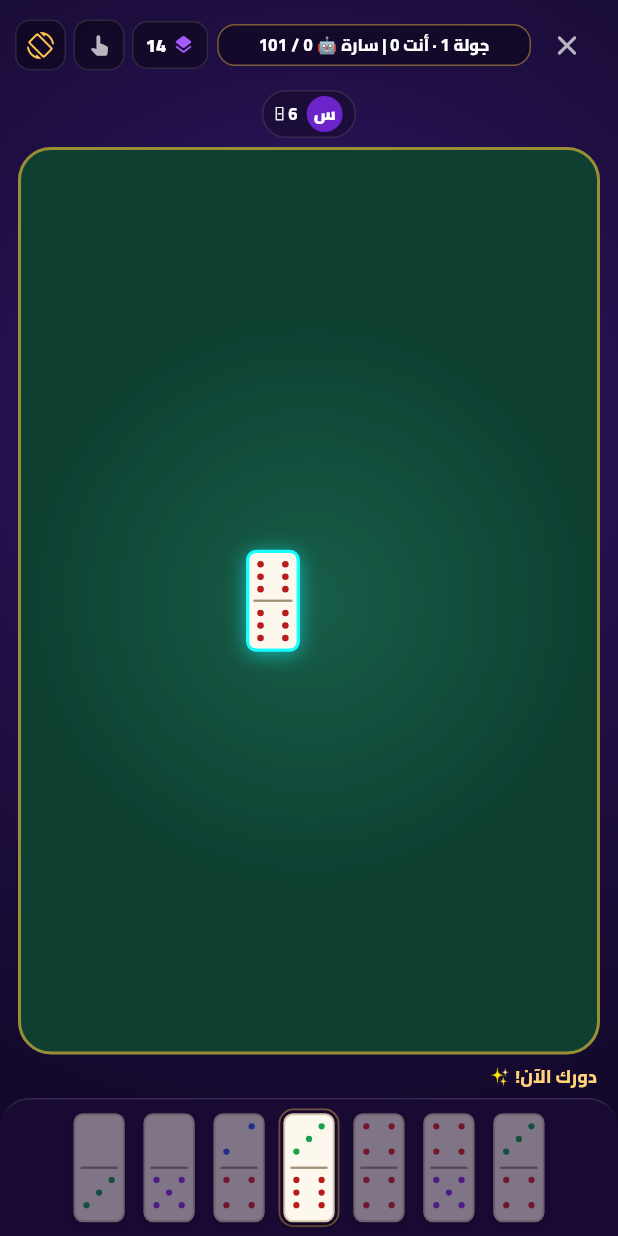
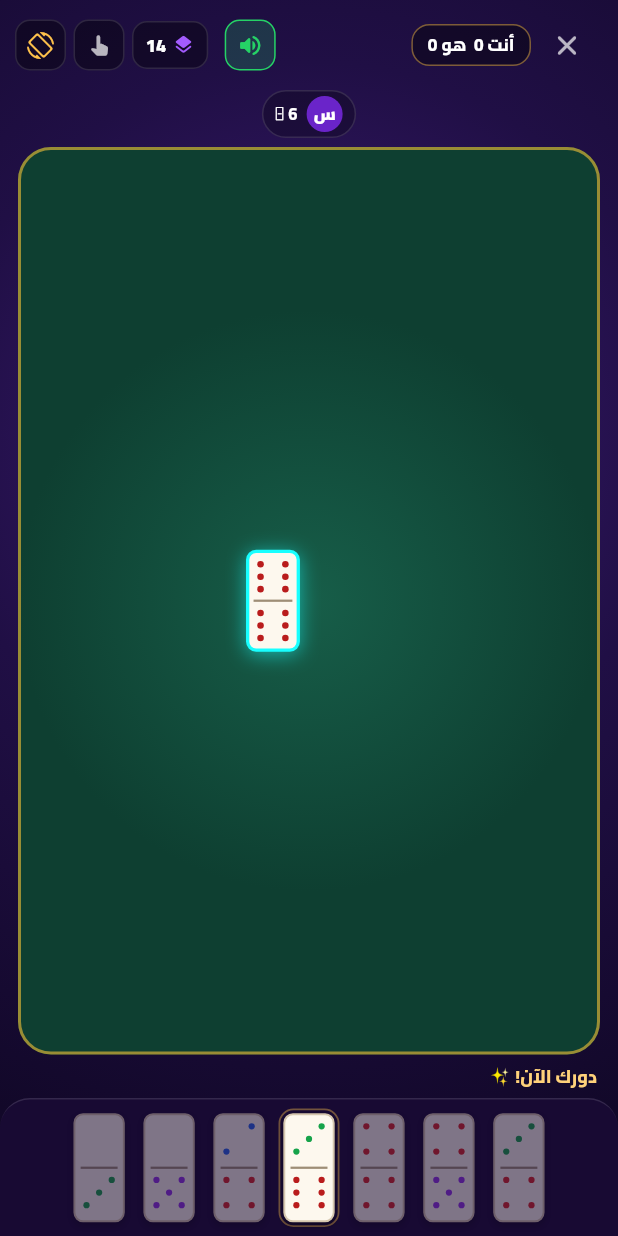
Before and after one commit to osamasparky/farafsha_App, a Flutter app: the DominoLocalScreen screen opened by its route, on a phone screen of 412 x 824 dp. Run offline on Flutter 3.47's test engine with Material 3 defaults, Android fonts, the phone set to English and light mode, and no system bars; our stand-ins replace audioplayers, dio, flutter_riverpod, flutter_secure_storage, flutter_svg, go_router and 7 more; missing offline and left inert: flutter_facebook_auth, flutter_web_auth_2, livekit_client, pusher_channels_flutter; accounts and stored records are empty; network calls fail.

Commit message:
fix(domino): restore sound icon in local domino and make score chip compact (انت X هو Y without round number)

```diff
--- a/mobile/lib/features/game_lobby/screens/domino_local_screen.dart
+++ b/mobile/lib/features/game_lobby/screens/domino_local_screen.dart
@@ -6,6 +6,7 @@ import 'package:go_router/go_router.dart';
 import 'package:google_fonts/google_fonts.dart';
 import '../../../core/network/api_service.dart';
 import '../../../core/services/auth_service.dart';
+import '../../../core/services/settings_service.dart';
 import '../../../core/services/sound_service.dart';
 import '../../../core/theme/lamma_theme.dart';
 import '../../../core/widgets/game_button.dart';
@@ -36,7 +37,6 @@ class _DominoLocalScreenState extends State<DominoLocalScreen> {
   final Random _rng = Random();
   bool _isPortrait = true; // دعم الشاشة بالطول افتراضياً مع زر تبديل للعرض
   bool _autoDraw = false; // زرار السحب الأوتوماتيك أو اليدوي
-  int _roundNumber = 1;
   int _currentTurn = 0; // 0 = أنت
   int? _leftEnd;
   int? _rightEnd;
@@ -360,9 +360,14 @@ class _DominoLocalScreenState extends State<DominoLocalScreen> {
   @override
   Widget build(BuildContext context) {
     final is2v2 = widget.teamMode && widget.playersCount == 4;
-    final scoreLabel = is2v2
-        ? 'إحنا $_teamAScore | هم $_teamBScore / ${widget.targetScore}'
-        : '${List.generate(widget.playersCount, (i) => '${_names[i]} ${_scores[i]}').join(' | ')} / ${widget.targetScore}';
+    final String scoreLabel;
+    if (is2v2) {
+      scoreLabel = 'إحنا $_teamAScore  هم $_teamBScore';
+    } else if (widget.playersCount == 2) {
+      scoreLabel = 'أنت ${_scores[0]}  هو ${_scores[1]}';
+    } else {
+      scoreLabel = 'أنت ${_scores[0]} | ${List.generate(widget.playersCount - 1, (i) => '${_scores[i + 1]}').join(' | ')}';
+    }
 
     final myValid = _hasValidMove(0);
     final canDraw = _currentTurn == 0 && !myValid && widget.playMode == 'draw' && _boneyard.isNotEmpty;
@@ -395,6 +400,8 @@ class _DominoLocalScreenState extends State<DominoLocalScreen> {
                           onPressed: () => context.pop(),
                         ),
                         Expanded(
+                          child: Align(
+                            alignment: Alignment.centerRight,
                             child: Container(
                               padding: const EdgeInsets.symmetric(horizontal: 10, vertical: 5),
                               decoration: BoxDecoration(
@@ -403,11 +410,39 @@ class _DominoLocalScreenState extends State<DominoLocalScreen> {
                                 border: Border.all(color: LammaColors.gold500.withValues(alpha: 0.45)),
                               ),
                               child: Text(
-                              'جولة $_roundNumber · $scoreLabel',
-                              textAlign: TextAlign.center,
+                                scoreLabel,
                                 maxLines: 1,
                                 overflow: TextOverflow.ellipsis,
-                              style: GoogleFonts.cairo(color: Colors.white, fontWeight: FontWeight.w800, fontSize: 11),
+                                style: GoogleFonts.cairo(color: Colors.white, fontWeight: FontWeight.w800, fontSize: 11.5),
+                              ),
+                            ),
+                          ),
+                        ),
+                        // زر الصوت (أيقونة فقط)
+                        GestureDetector(
+                          onTap: () {
+                            HapticFeedback.selectionClick();
+                            final next = !SettingsService.instance.soundEffects;
+                            SettingsService.instance.setSoundEffects(next);
+                            setState(() {});
+                          },
+                          child: Container(
+                            width: 34,
+                            height: 34,
+                            margin: const EdgeInsets.only(left: 5),
+                            decoration: BoxDecoration(
+                              color: SettingsService.instance.soundEffects
+                                  ? const Color(0xFF25D366).withValues(alpha: 0.2)
+                                  : Colors.black38,
+                              borderRadius: BorderRadius.circular(10),
+                              border: Border.all(
+                                color: SettingsService.instance.soundEffects ? const Color(0xFF25D366) : Colors.white12,
+                              ),
+                            ),
+                            child: Icon(
+                              SettingsService.instance.soundEffects ? Icons.volume_up_rounded : Icons.volume_off_rounded,
+                              color: SettingsService.instance.soundEffects ? const Color(0xFF25D366) : Colors.white54,
+                              size: 18,
                             ),
                           ),
                         ),
@@ -658,7 +693,6 @@ class _DominoLocalScreenState extends State<DominoLocalScreen> {
                               if (_matchOver) {
                                 context.go('/home');
                               } else {
-                                _roundNumber++;
                                 _dealRound(preferredStarter: _winnerIdx);
                               }
                             },
```
Also changed, not shown: mobile/lib/features/game_lobby/screens/domino_online_screen.dart (+11 -9 lines). Lines whose indentation alone changed are shown as unchanged.
